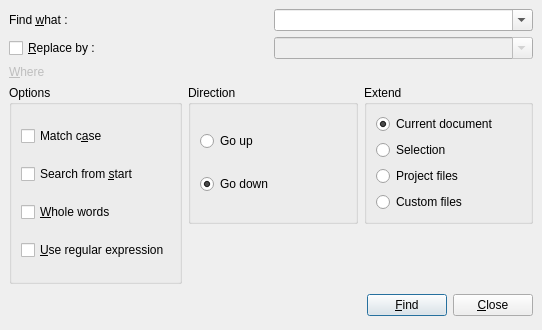
Old version of the form xinx/ui/replace.ui in the repository phoenix741/xinx.
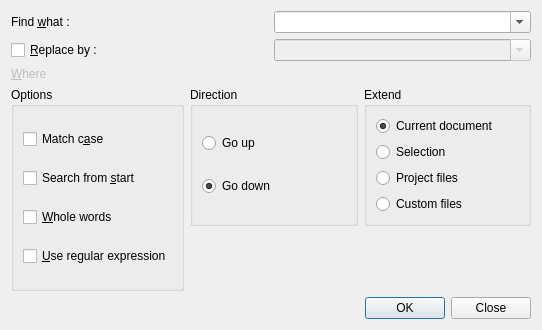
New version of the form. Icons and pictures are not drawn. Custom widgets are drawn as their Qt base class.

Patch:
```diff
--- a/xinx/ui/replace.ui
+++ b/xinx/ui/replace.ui
@@ -12,13 +12,7 @@
   <property name="windowTitle" >
    <string>Find or Replace a text</string>
   </property>
-  <layout class="QVBoxLayout" >
-   <property name="spacing" >
-    <number>6</number>
-   </property>
-   <property name="margin" >
-    <number>9</number>
-   </property>
+  <layout class="QVBoxLayout" name="verticalLayout" >
    <item>
     <layout class="QGridLayout" >
      <property name="margin" >
@@ -288,49 +282,11 @@
     </layout>
    </item>
    <item>
-    <layout class="QHBoxLayout" >
-     <property name="spacing" >
-      <number>6</number>
+    <widget class="QDialogButtonBox" name="m_buttonBox" >
+     <property name="standardButtons" >
+      <set>QDialogButtonBox::Close|QDialogButtonBox::Ok</set>
      </property>
-     <property name="margin" >
-      <number>0</number>
-     </property>
-     <item>
-      <spacer>
-       <property name="orientation" >
-        <enum>Qt::Horizontal</enum>
-       </property>
-       <property name="sizeHint" stdset="0" >
-        <size>
-         <width>131</width>
-         <height>31</height>
-        </size>
-       </property>
-      </spacer>
-     </item>
-     <item>
-      <widget class="QPushButton" name="m_findButton" >
-       <property name="text" >
-        <string>&amp;Find</string>
-       </property>
-       <property name="icon" >
-        <iconset resource="../application.qrc" >
-         <normaloff>:/images/find.png</normaloff>:/images/find.png</iconset>
-       </property>
-      </widget>
-     </item>
-     <item>
-      <widget class="QPushButton" name="m_closeButton" >
-       <property name="text" >
-        <string>&amp;Close</string>
-       </property>
-       <property name="icon" >
-        <iconset resource="../application.qrc" >
-         <normaloff>:/images/button_cancel.png</normaloff>:/images/button_cancel.png</iconset>
-       </property>
-      </widget>
-     </item>
-    </layout>
+    </widget>
    </item>
   </layout>
  </widget>
```
Left out of the diff: 176 changed lines with no effect on the pictures.
